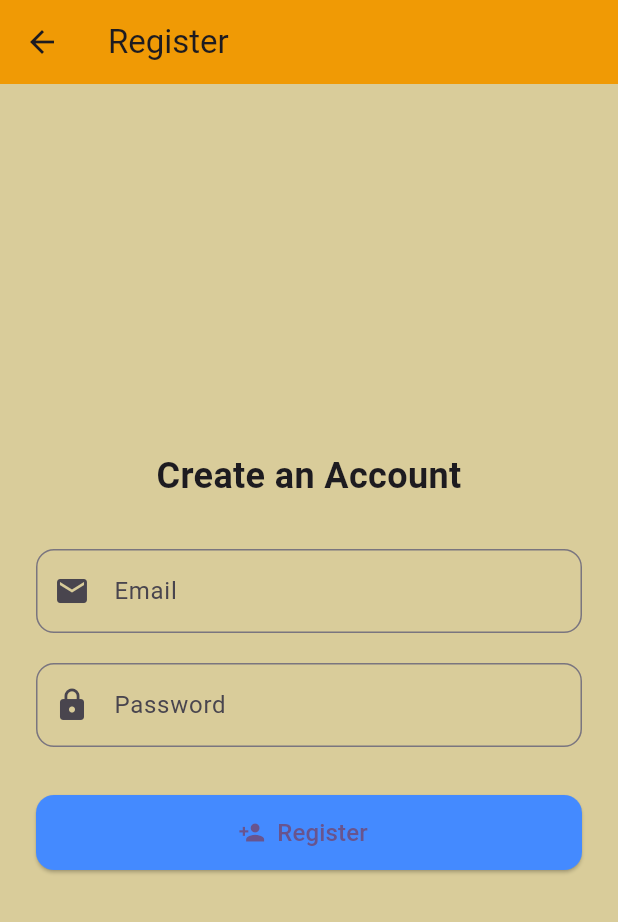
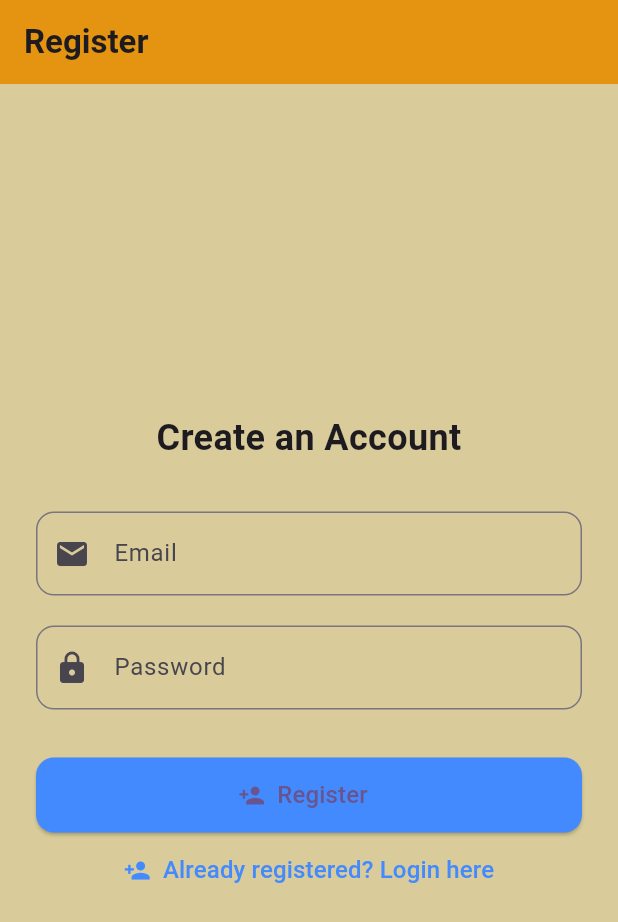
Before and after one commit to KingofMundacorp/notes_flutter, a Flutter app: the RegisterView screen opened directly, on a phone screen of 412 x 824 dp. Shown: the top 922 px of the screen. Run offline on Flutter 3.47's test engine with Material 3 defaults, Android fonts, the phone set to English and light mode, and no system bars; our stand-ins replace firebase_auth, firebase_core; accounts and stored records are empty.

```diff
--- a/lib/views/register_view.dart
+++ b/lib/views/register_view.dart
@@ -2,7 +2,6 @@ import 'package:firebase_core/firebase_core.dart';
 import 'package:flutter/material.dart';
 import 'package:firebase_auth/firebase_auth.dart';
 import '../firebase_options.dart';
-
 
 class RegisterView extends StatefulWidget {
   const RegisterView({super.key});
@@ -32,33 +31,18 @@ class _RegisterViewState extends State<RegisterView> {
   @override
   Widget build(BuildContext context) {
     return Scaffold(
-      // basic building st
       backgroundColor: const Color.fromARGB(255, 217, 204, 154),
       appBar: AppBar(
-        title: const Text('Register'),
+        title: const Text(
+          "Register",
+          style: TextStyle(fontWeight: FontWeight.bold, fontSize: 22),
+        ),
+        centerTitle: false,
         backgroundColor: const Color.fromARGB(255, 240, 154, 5),
+        elevation: 4,
       ),
-      body: FutureBuilder(
-        future: Firebase.initializeApp(
-          options: DefaultFirebaseOptions.currentPlatform,
-        ),
-        builder: (context, asyncSnapshot) {
-          switch (asyncSnapshot.connectionState) {
-            case ConnectionState.none:
-              return const Center(
-                child: Text('Not connected to the internet.'),
-              );
-
-            case ConnectionState.waiting:
-              // Show loading spinner while waiting
-              return const Center(child: CircularProgressIndicator());
-
-            case ConnectionState.active:
-              return const Center(
-                child: Text('Processing...'), // Optional for streams
-              );
-            case ConnectionState.done:
-              return Padding(
+      body: Center(
+        child: Padding(
           padding: const EdgeInsets.all(24.0),
           child: Column(
             mainAxisAlignment: MainAxisAlignment.center,
@@ -66,10 +50,7 @@ class _RegisterViewState extends State<RegisterView> {
             children: [
               const Text(
                 'Create an Account',
-                      style: TextStyle(
-                        fontSize: 24,
-                        fontWeight: FontWeight.bold,
-                      ),
+                style: TextStyle(fontSize: 24, fontWeight: FontWeight.bold),
                 textAlign: TextAlign.center,
               ),
               const SizedBox(height: 32),
@@ -133,22 +114,16 @@ class _RegisterViewState extends State<RegisterView> {
                       if (e.code == 'invalid-email') {
                         ScaffoldMessenger.of(context).showSnackBar(
                           SnackBar(
-                                  content: Text(
-                                    "The email format isn't correct",
-                                  ),
+                            content: Text("The email format isn't correct"),
                           ),
                         );
                       } else if (e.code == 'email-already-in-use') {
                         ScaffoldMessenger.of(context).showSnackBar(
-                                SnackBar(
-                                  content: Text('This email already exists'),
-                                ),
+                          SnackBar(content: Text('This email already exists')),
                         );
                       } else if (e.code == 'weak-password') {
                         ScaffoldMessenger.of(context).showSnackBar(
-                                SnackBar(
-                                  content: Text('The password is too weak'),
-                                ),
+                          SnackBar(content: Text('The password is too weak')),
                         );
                       } else {
                         print(e.code);
@@ -161,10 +136,7 @@ class _RegisterViewState extends State<RegisterView> {
                     }
                   },
                   icon: const Icon(Icons.person_add),
-                        label: const Text(
-                          'Register',
-                          style: TextStyle(fontSize: 16),
-                        ),
+                  label: const Text('Register', style: TextStyle(fontSize: 16)),
                   style: ElevatedButton.styleFrom(
                     backgroundColor: Colors.blueAccent,
                     shape: RoundedRectangleBorder(
@@ -173,15 +145,38 @@ class _RegisterViewState extends State<RegisterView> {
                   ),
                 ),
               ),
+              SizedBox(
+                height: 50,
+                child: TextButton.icon(
+                  onPressed: () async {
+                    Navigator.of(
+                      context,
+                    ).pushNamedAndRemoveUntil('/login/', (route) => false);
+                  },
+                  icon: const Icon(Icons.person_add, color: Colors.blueAccent),
+                  label: const Text(
+                    'Already registered? Login here',
+                    style: TextStyle(
+                      fontSize: 16,
+                      color: Colors.blueAccent,
+                      fontWeight: FontWeight.w500,
+                    ),
+                  ),
+                  style: TextButton.styleFrom(
+                    foregroundColor: Colors.blueAccent, // Icon & text color
+                    padding: const EdgeInsets.symmetric(
+                      horizontal: 16,
+                      vertical: 12,
+                    ),
+                    shape: RoundedRectangleBorder(
+                      borderRadius: BorderRadius.circular(12),
+                    ),
+                  ),
+                ),
+              ),
             ],
           ),
-              );
-
-            // ignore: unreachable_switch_default
-            default:
-              return const Center(child: Text('Something went wrong...'));
-          }
-        },
+        ),
       ),
     );
   }
```
Also changed, not shown: lib/main.dart (+19 -13 lines), lib/views/login_view.dart (+42 -45 lines), lib/views/verify_email_view.dart (added, +78 -0 lines). Lines whose indentation alone changed are shown as unchanged.
